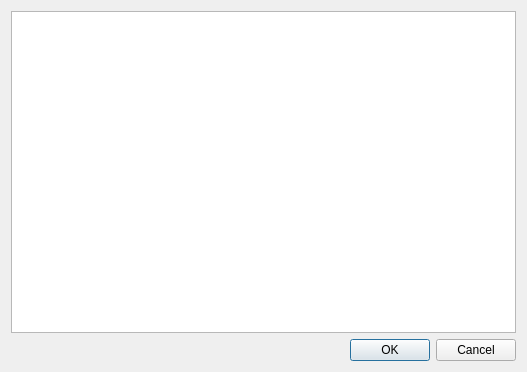
Before: the Qt Designer form multiscript/ui/version_notes_dialog.ui in multiscript/multiscript, drawn with Qt 5.
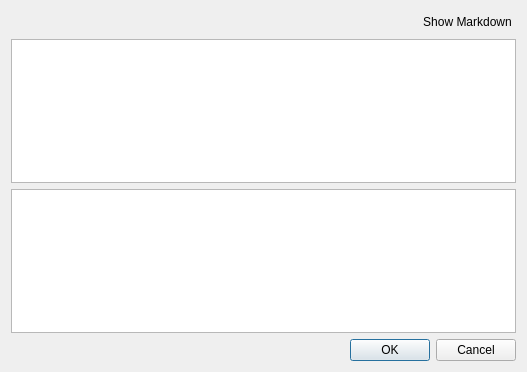
After: the same form once the commit is applied.

Commit message: Version notes now use markdown + notes media types

What changed in the file:
```diff
--- a/multiscript/ui/version_notes_dialog.ui
+++ b/multiscript/ui/version_notes_dialog.ui
@@ -14,8 +14,49 @@
    <string>Version Notes</string>
   </property>
   <layout class="QVBoxLayout" name="verticalLayout">
+   <property name="spacing">
+    <number>6</number>
+   </property>
    <item>
-    <widget class="QPlainTextEdit" name="notesPlainTextEdit"/>
+    <layout class="QHBoxLayout" name="horizontalLayout">
+     <item>
+      <spacer name="horizontalSpacer">
+       <property name="orientation">
+        <enum>Qt::Horizontal</enum>
+       </property>
+       <property name="sizeHint" stdset="0">
+        <size>
+         <width>40</width>
+         <height>20</height>
+        </size>
+       </property>
+      </spacer>
+     </item>
+     <item>
+      <widget class="QPushButton" name="toggleSourceButton">
+       <property name="text">
+        <string>Show Markdown</string>
+       </property>
+       <property name="flat">
+        <bool>true</bool>
+       </property>
+      </widget>
+     </item>
+    </layout>
+   </item>
+   <item>
+    <widget class="QTextEdit" name="notesTextEdit">
+     <property name="tabStopDistance">
+      <double>20.000000000000000</double>
+     </property>
+    </widget>
+   </item>
+   <item>
+    <widget class="QPlainTextEdit" name="notesPlainTextEdit">
+     <property name="tabStopDistance">
+      <double>20.000000000000000</double>
+     </property>
+    </widget>
    </item>
    <item>
     <widget class="QDialogButtonBox" name="buttonBox">
```
The commit also changes 9 other files.
